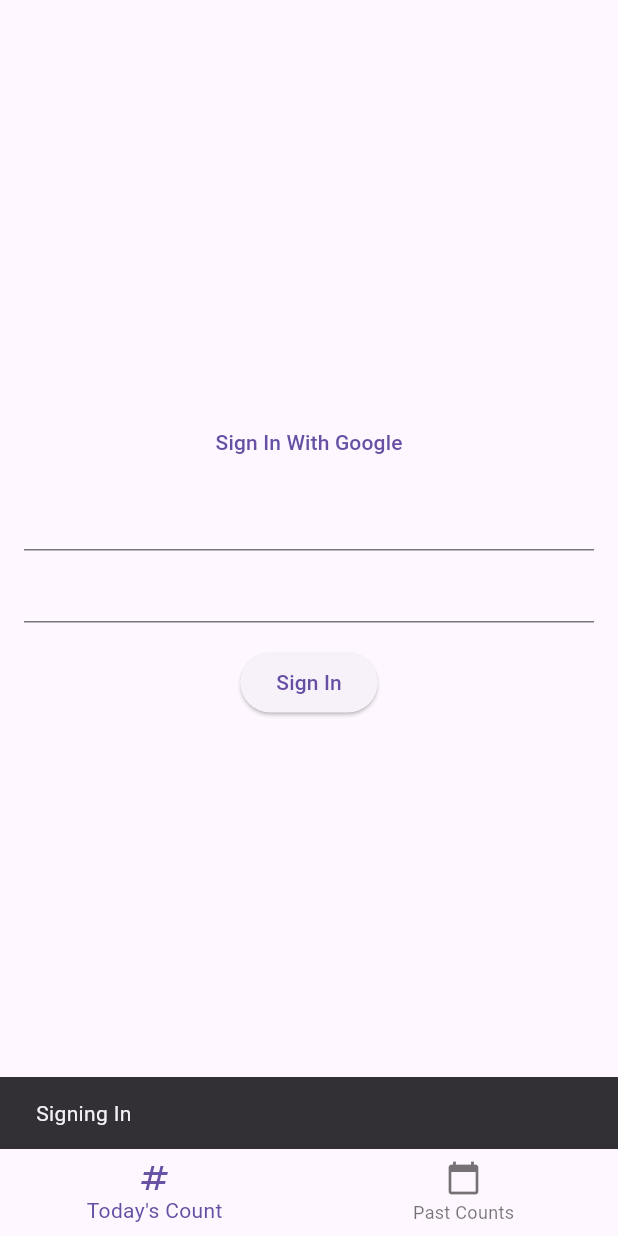
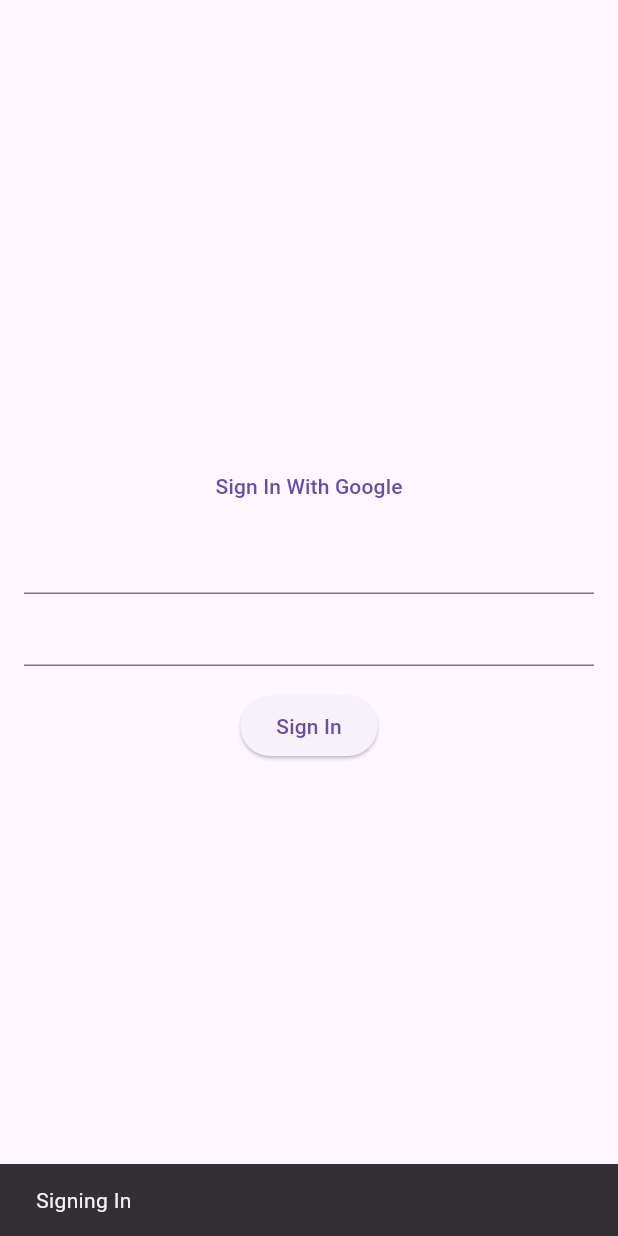
Before and after one commit to jewlexx/adtrac, a Flutter app: the screen it shows after launch, after a tap on "Sign In", on a phone screen of 412 x 824 dp. Run offline on Flutter 3.47's test engine with Material 3 defaults, Android fonts, the phone set to English and light mode, and no system bars; our stand-ins replace cloud_firestore, firebase_auth, firebase_core, google_sign_in, shared_preferences; accounts and stored records are empty; network calls fail.

Commit message:
use seperate sign in page

```diff
--- a/lib/auth.dart
+++ b/lib/auth.dart
@@ -38,20 +38,20 @@ Future<UserCredential> signInWithGoogle() async {
 }
 
 // Define a custom Form widget.
-class SignIn extends StatefulWidget {
+class Auth extends StatefulWidget {
   final Function(String? uid) setUid;
 
-  const SignIn({super.key, required this.setUid});
+  const Auth({super.key, required this.setUid});
 
   @override
-  SignInState createState() {
-    return SignInState();
+  AuthState createState() {
+    return AuthState();
   }
 }
 
 // Define a corresponding State class.
 // This class holds data related to the form.
-class SignInState extends State<SignIn> {
+class AuthState extends State<Auth> {
   // Create a global key that uniquely identifies the Form widget
   // and allows validation of the form.
   //
@@ -69,9 +69,8 @@ class SignInState extends State<SignIn> {
       children: <Widget>[
         TextButton(
           onPressed: () => signInWithGoogle().then((cred) {
-            print("Signed in");
             setUid(cred.user?.uid);
-          }).catchError(print),
+          }),
           child: const Text("Sign In With Google"),
         ),
         Form(
--- a/lib/main.dart
+++ b/lib/main.dart
@@ -2,8 +2,7 @@ import "package:firebase_core/firebase_core.dart";
 import "package:flutter/foundation.dart";
 import "package:flutter/material.dart";
 
-import "pages/counter.dart";
-import "pages/historical.dart";
+import "routes.dart";
 
 import 'firebase_options.dart';
 
@@ -40,10 +39,7 @@ class MyApp extends StatelessWidget {
       theme: ThemeData(useMaterial3: true),
       darkTheme: ThemeData(useMaterial3: true, brightness: Brightness.dark),
       themeMode: ThemeMode.system,
-      routes: {
-        "/": (context) => const CounterPage(),
-        "/historical": (context) => const HistoricalPage(),
-      },
+      routes: routes,
     );
   }
 }
--- a/lib/pages/counter.dart
+++ b/lib/pages/counter.dart
@@ -1,7 +1,6 @@
 import 'package:firebase_auth/firebase_auth.dart' show FirebaseAuth;
 import 'package:flutter/material.dart';
 
-import '../auth.dart' show SignIn;
 import '../common.dart';
 import '../data.dart';
 
@@ -18,14 +17,10 @@ class _CounterPageState extends State<CounterPage> {
     var uid = FirebaseAuth.instance.currentUser?.uid;
 
     if (uid == null) {
-      return Scaffold(
-        body: Center(
-          child: SignIn(
-            setUid: (newUid) => setState(() => uid = newUid),
-          ),
-        ),
-        bottomNavigationBar: const NavigationBottomBar(selectedPage: 0),
-      );
+      WidgetsBinding.instance.addPostFrameCallback((timeStamp) {
+        Navigator.of(context).pushNamed("/sign-in");
+      });
+      return Container();
     }
 
     var counter = Counter(userData: UserDataHandler(uid: uid));
--- a/lib/pages/historical.dart
+++ b/lib/pages/historical.dart
@@ -3,7 +3,6 @@ import 'package:flutter/material.dart';
 import 'package:intl/intl.dart';
 
 import '../common.dart';
-import '../auth.dart';
 import '../data.dart';
 
 class HistoricalPage extends StatefulWidget {
@@ -19,15 +18,8 @@ class _HistoricalPageState extends State<HistoricalPage> {
     var uid = FirebaseAuth.instance.currentUser?.uid;
 
     if (uid == null) {
-      // TODO: Use page redirects rather than component
-      return Scaffold(
-        body: Center(
-          child: SignIn(
-            setUid: (newUid) => setState(() => uid = newUid),
-          ),
-        ),
-        bottomNavigationBar: const NavigationBottomBar(selectedPage: 0),
-      );
+      Navigator.of(context).pushNamed("/sign-in");
+      return Container();
     }
 
     var userData = UserDataHandler(uid: uid);
--- /dev/null
+++ b/lib/pages/sign-in.dart
@@ -0,0 +1,24 @@
+import 'package:flutter/material.dart';
+
+import '../auth.dart';
+
+class SignIn extends StatefulWidget {
+  const SignIn({Key? key}) : super(key: key);
+
+  @override
+  _SignInState createState() => _SignInState();
+}
+
+class _SignInState extends State<SignIn> {
+  @override
+  Widget build(BuildContext context) {
+    return Scaffold(
+      body: Center(
+        child: Auth(
+          setUid: (_) => Navigator.of(context).pushNamed("/"),
+        ),
+      ),
+      // bottomNavigationBar: const NavigationBottomBar(selectedPage: 0),
+    );
+  }
+}
--- /dev/null
+++ b/lib/routes.dart
@@ -0,0 +1,10 @@
+import 'package:addictiontracker/pages/sign-in.dart';
+
+import 'pages/counter.dart';
+import 'pages/historical.dart';
+
+final routes = {
+  "/": (context) => const CounterPage(),
+  "/historical": (context) => const HistoricalPage(),
+  "/sign-in": (context) => const SignIn(),
+};
```
